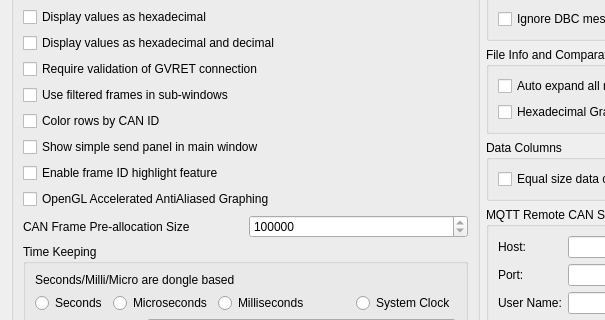
This is ui/mainsettingsdialog.ui in minoseigenheer/SavvyCAN as Qt 5 draws it before an edit; both pictures show x 0 to 605 and y 181 to 501 of the 965 by 852 pixel window. The edited form follows.
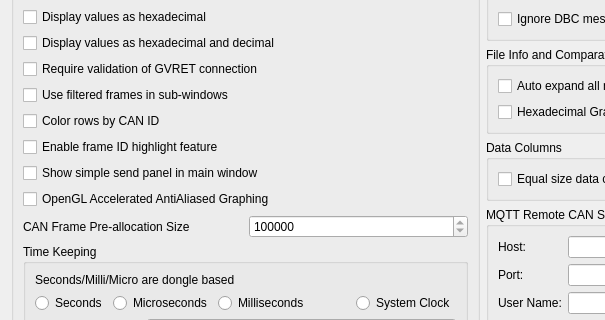
This is the edited form.

Commit message:
Revert "Add resizable main splitters and toggle for simple send panel"
This reverts commit fbeded83e6965250f11f288f14d47fc6216966f2.

```diff
--- a/ui/mainsettingsdialog.ui
+++ b/ui/mainsettingsdialog.ui
@@ -112,16 +112,16 @@
          </widget>
         </item>
         <item>
-         <widget class="QCheckBox" name="cbShowSendPanel">
+         <widget class="QCheckBox" name="cbEnableFrameHighlight">
           <property name="text">
-           <string>Show simple send panel in main window</string>
+           <string>Enable frame ID highlight feature</string>
           </property>
          </widget>
         </item>
         <item>
-         <widget class="QCheckBox" name="cbEnableFrameHighlight">
+         <widget class="QCheckBox" name="cbShowSendPanel">
           <property name="text">
-           <string>Enable frame ID highlight feature</string>
+           <string>Show simple send panel in main window</string>
           </property>
          </widget>
         </item>
```
The commit also changes 2 other files.
